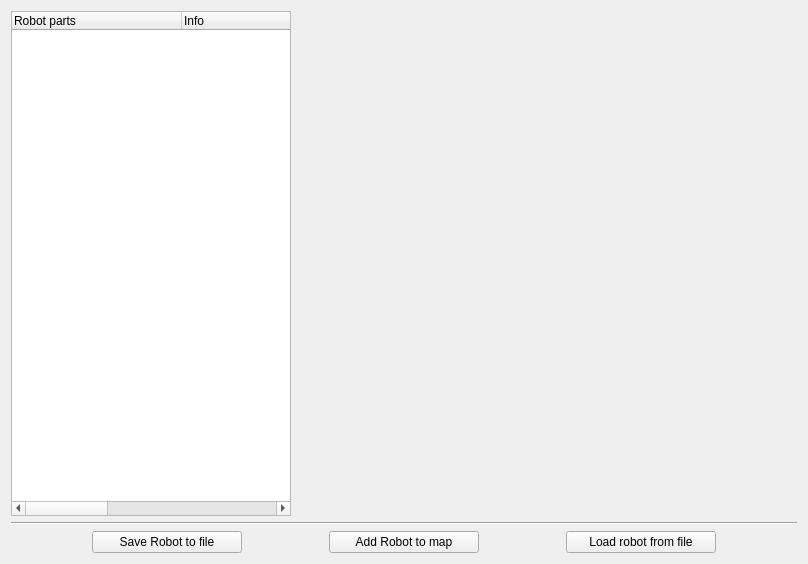
Old version of the form stdr_gui/ui/robotCreator.ui in the repository stdr-simulator-ros-pkg/stdr_simulator.
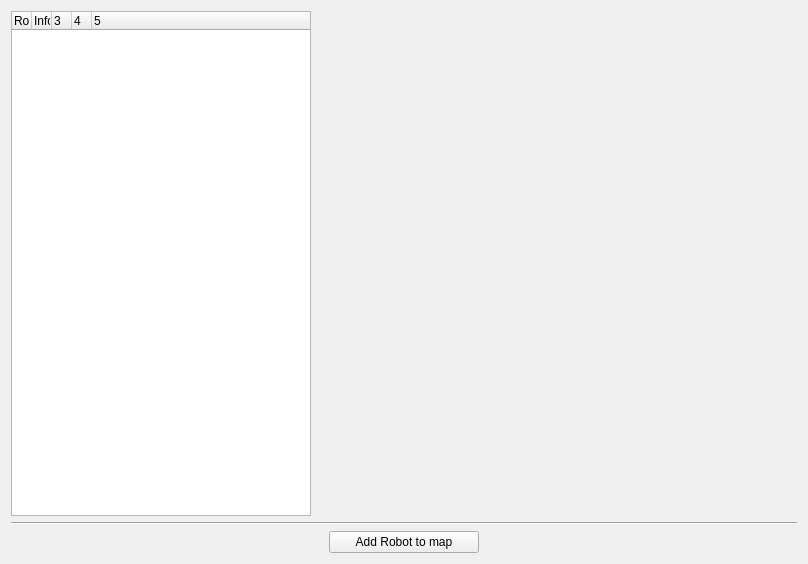
New version of the form.

Commit message: Sonar load/save works. Total rework on info tree and robot creator tree

```diff
--- a/stdr_gui/ui/robotCreator.ui
+++ b/stdr_gui/ui/robotCreator.ui
@@ -10,6 +10,18 @@
     <height>564</height>
    </rect>
   </property>
+  <property name="minimumSize">
+   <size>
+    <width>808</width>
+    <height>564</height>
+   </size>
+  </property>
+  <property name="maximumSize">
+   <size>
+    <width>808</width>
+    <height>564</height>
+   </size>
+  </property>
   <property name="windowTitle">
    <string>STDR Robot creator</string>
   </property>
@@ -20,23 +32,38 @@
       <layout class="QVBoxLayout" name="verticalLayout">
        <item>
         <widget class="QTreeWidget" name="robotTreeWidget">
+         <property name="sizePolicy">
+          <sizepolicy hsizetype="Expanding" vsizetype="Expanding">
+           <horstretch>1</horstretch>
+           <verstretch>0</verstretch>
+          </sizepolicy>
+         </property>
          <property name="minimumSize">
           <size>
-           <width>280</width>
+           <width>300</width>
            <height>0</height>
           </size>
          </property>
          <property name="maximumSize">
           <size>
-           <width>280</width>
+           <width>300</width>
            <height>16777210</height>
           </size>
          </property>
+         <property name="horizontalScrollBarPolicy">
+          <enum>Qt::ScrollBarAsNeeded</enum>
+         </property>
+         <property name="wordWrap">
+          <bool>true</bool>
+         </property>
          <property name="columnCount">
           <number>5</number>
          </property>
          <attribute name="headerDefaultSectionSize">
-          <number>170</number>
+          <number>20</number>
+         </attribute>
+         <attribute name="headerMinimumSectionSize">
+          <number>10</number>
          </attribute>
          <column>
           <property name="text">
@@ -50,17 +77,17 @@
          </column>
          <column>
           <property name="text">
-           <string> </string>
+           <string/>
           </property>
          </column>
          <column>
           <property name="text">
-           <string notr="true"> </string>
+           <string notr="true"/>
           </property>
          </column>
          <column>
           <property name="text">
-           <string notr="true"> </string>
+           <string notr="true"/>
           </property>
          </column>
         </widget>
@@ -77,14 +104,14 @@
        </property>
        <property name="minimumSize">
         <size>
-         <width>500</width>
-         <height>500</height>
+         <width>480</width>
+         <height>480</height>
         </size>
        </property>
        <property name="maximumSize">
         <size>
-         <width>1600000</width>
-         <height>160000</height>
+         <width>480</width>
+         <height>480</height>
         </size>
        </property>
        <property name="text">
@@ -106,33 +133,7 @@
      <property name="sizeConstraint">
       <enum>QLayout::SetDefaultConstraint</enum>
      </property>
-     <item row="0" column="2">
-      <widget class="QPushButton" name="addButton">
-       <property name="maximumSize">
-        <size>
-         <width>150</width>
-         <height>16777215</height>
-        </size>
-       </property>
-       <property name="text">
-        <string>Load robot from file</string>
-       </property>
-      </widget>
-     </item>
      <item row="0" column="0">
-      <widget class="QPushButton" name="saveRobotButton">
-       <property name="maximumSize">
-        <size>
-         <width>150</width>
-         <height>16777215</height>
-        </size>
-       </property>
-       <property name="text">
-        <string>Save Robot to file</string>
-       </property>
-      </widget>
-     </item>
-     <item row="0" column="1">
       <widget class="QPushButton" name="loadRobotButton">
        <property name="minimumSize">
         <size>
```
The commit also changes 14 other files.
